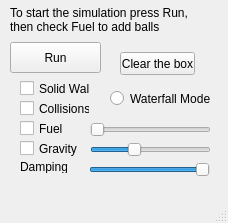
This is controlwindow.ui in mcromb/ParticleBox as Qt 5 draws it before an edit. The edited form follows.
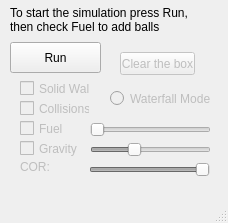
This is the edited form.

What changed in the file:
```diff
--- a/controlwindow.ui
+++ b/controlwindow.ui
@@ -32,7 +32,7 @@
    </widget>
    <widget class="QCheckBox" name="WallsCB">
     <property name="enabled">
-     <bool>true</bool>
+     <bool>false</bool>
     </property>
     <property name="geometry">
      <rect>
@@ -48,7 +48,7 @@
    </widget>
    <widget class="QCheckBox" name="GravityCB">
     <property name="enabled">
-     <bool>true</bool>
+     <bool>false</bool>
     </property>
     <property name="geometry">
      <rect>
@@ -64,7 +64,7 @@
    </widget>
    <widget class="QCheckBox" name="FuelCB">
     <property name="enabled">
-     <bool>true</bool>
+     <bool>false</bool>
     </property>
     <property name="geometry">
      <rect>
@@ -80,7 +80,7 @@
    </widget>
    <widget class="QSlider" name="gravSlider">
     <property name="enabled">
-     <bool>true</bool>
+     <bool>false</bool>
     </property>
     <property name="geometry">
      <rect>
@@ -102,7 +102,7 @@
    </widget>
    <widget class="QCheckBox" name="CollisionsCB">
     <property name="enabled">
-     <bool>true</bool>
+     <bool>false</bool>
     </property>
     <property name="geometry">
      <rect>
@@ -146,7 +146,7 @@
    </widget>
    <widget class="QRadioButton" name="waterfallMode">
     <property name="enabled">
-     <bool>true</bool>
+     <bool>false</bool>
     </property>
     <property name="geometry">
      <rect>
@@ -162,7 +162,7 @@
    </widget>
    <widget class="QPushButton" name="ClearB">
     <property name="enabled">
-     <bool>true</bool>
+     <bool>false</bool>
     </property>
     <property name="geometry">
      <rect>
@@ -190,6 +190,9 @@
     </property>
    </widget>
    <widget class="QSlider" name="dampingSlider">
+    <property name="enabled">
+     <bool>false</bool>
+    </property>
     <property name="geometry">
      <rect>
       <x>89</x>
@@ -212,6 +215,9 @@
     </property>
    </widget>
    <widget class="QLabel" name="label_2">
+    <property name="enabled">
+     <bool>false</bool>
+    </property>
     <property name="geometry">
      <rect>
       <x>20</x>
@@ -221,7 +227,7 @@
      </rect>
     </property>
     <property name="text">
-     <string>Damping:</string>
+     <string>COR:</string>
     </property>
    </widget>
   </widget>
```
Left out of the diff: 2 changed lines with no effect on the pictures.
